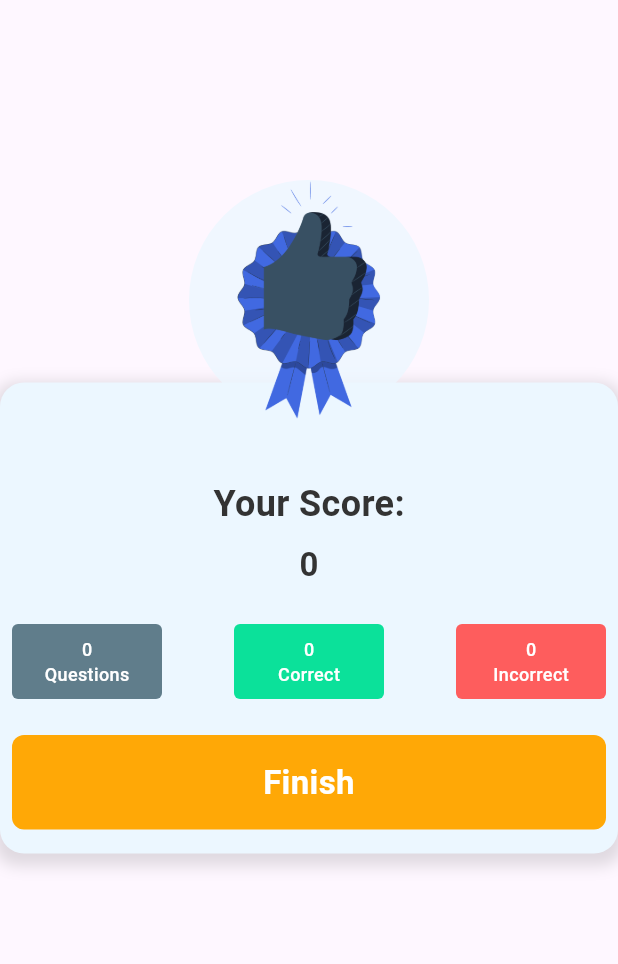
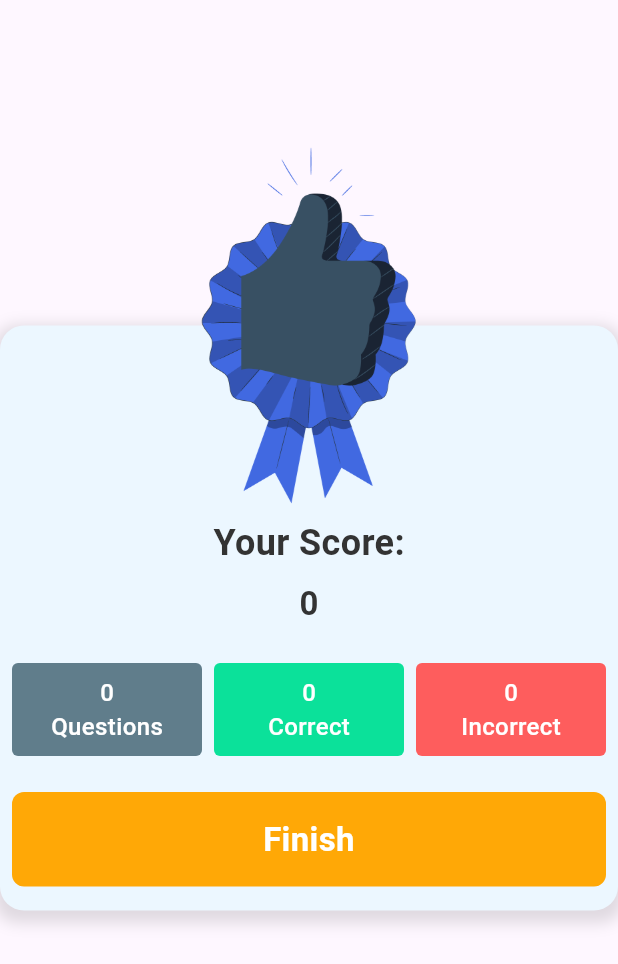
Before and after one commit to M0hamed-Awad/TriviArena, a Flutter app: the QuizResultsCard widget shown alone on an empty page, opened directly with empty values, on a phone screen of 412 x 824 dp. Shown: the top 964 px of the screen. Run offline on Flutter 3.47's test engine with Material 3 defaults, Android fonts, the phone set to English and light mode, and no system bars; our stand-ins replace dio, flutter_bloc, html_unescape.

Commit message:
adjusting quiz results design

```diff
--- a/lib/widgets/quiz/quiz_questions_results_conatiner.dart
+++ b/lib/widgets/quiz/quiz_questions_results_conatiner.dart
@@ -13,9 +13,9 @@ class QuizQuestionsResultsContainer extends StatelessWidget {
 
   @override
   Widget build(BuildContext context) {
-    return Container(
+    return Expanded(
+      child: Container(
         padding: EdgeInsets.symmetric(vertical: 8, horizontal: 4),
-      width: 100,
         decoration: BoxDecoration(
           color: backgroundColor,
           borderRadius: BorderRadius.circular(4),
@@ -26,7 +26,7 @@ class QuizQuestionsResultsContainer extends StatelessWidget {
             Text(
               "$numberOfQuestions",
               style: TextStyle(
-              fontSize: 12,
+                fontSize: 16,
                 fontWeight: FontWeight.w500,
                 color: Colors.white,
               ),
@@ -34,13 +34,14 @@ class QuizQuestionsResultsContainer extends StatelessWidget {
             Text(
               text,
               style: TextStyle(
-              fontSize: 12,
+                fontSize: 16,
                 fontWeight: FontWeight.w500,
                 color: Colors.white,
               ),
             ),
           ],
         ),
+      ),
     );
   }
 }
--- a/lib/widgets/quiz/quiz_results_card.dart
+++ b/lib/widgets/quiz/quiz_results_card.dart
@@ -5,6 +5,7 @@ import 'package:trivi_arena/cubits/answer_cubit/answer_cubit.dart';
 import 'package:trivi_arena/cubits/question_cubit/question_cubit.dart';
 import 'package:trivi_arena/cubits/score_cubit/score_cubit.dart';
 import 'package:trivi_arena/helper/navigation_helper.dart';
+import 'package:trivi_arena/views/home_view.dart';
 import 'package:trivi_arena/widgets/common/custom_button.dart';
 import 'package:trivi_arena/widgets/quiz/quiz_stats_row.dart';
 
@@ -19,7 +20,11 @@ class QuizResultsCard extends StatelessWidget {
     final int numberOfWrongQuestions =
         numberOfQuestions - numberOfCorrectQuestions;
 
-    return Stack(
+    return Center(
+      child: Column(
+        mainAxisSize: MainAxisSize.min,
+        children: [
+          Stack(
             clipBehavior: Clip.none,
             alignment: Alignment.center,
             children: [
@@ -29,19 +34,24 @@ class QuizResultsCard extends StatelessWidget {
                 numberOfCorrectQuestions: numberOfCorrectQuestions,
                 numberOfWrongQuestions: numberOfWrongQuestions,
               ),
-
               _buildFinishQuizIcon(),
             ],
+          ),
+        ],
+      ),
     );
   }
 
   Positioned _buildFinishQuizIcon() {
     return Positioned(
-      top: 120,
-      child: CircleAvatar(
-        backgroundColor: const Color.fromRGBO(236, 247, 255, 0.8),
-        radius: 80,
-        child: Image(image: AssetImage("assets/images/Finish-Quiz-Icon.png")),
+      top: -120,
+      left: 0,
+      right: 0,
+      child: Center(
+        child: Image(
+          image: AssetImage("assets/images/Finish-Quiz-Icon.png"),
+          height: 240,
+        ),
       ),
     );
   }
@@ -54,7 +64,7 @@ class QuizResultsCard extends StatelessWidget {
   }) {
     return Center(
       child: Container(
-        padding: EdgeInsets.only(bottom: 16, top: 64, left: 8, right: 8),
+        padding: EdgeInsets.only(bottom: 16, top: 128, left: 8, right: 8),
         decoration: _buildMainContainerDecoration(),
         child: _buildFinishQuizCardBody(
           context,
@@ -117,7 +127,7 @@ class QuizResultsCard extends StatelessWidget {
     BlocProvider.of<QuestionCubit>(context).reset();
     BlocProvider.of<AnswerCubit>(context).reset();
     BlocProvider.of<ScoreCubit>(context).resetScore();
-    NavigationHelper.pop(context);
+    NavigationHelper.pushReplacement(destination: HomeView(), context: context);
   }
 
   BoxDecoration _buildMainContainerDecoration() {
--- a/lib/widgets/quiz/quiz_stats_row.dart
+++ b/lib/widgets/quiz/quiz_stats_row.dart
@@ -19,6 +19,7 @@ class QuizStatsRow extends StatelessWidget {
     return Row(
       mainAxisAlignment: MainAxisAlignment.spaceBetween,
       crossAxisAlignment: CrossAxisAlignment.center,
+      spacing: 8,
       children: [
         QuizQuestionsResultsContainer(
           backgroundColor: kDefaultColor,
```
Lines whose indentation alone changed are shown as unchanged.
